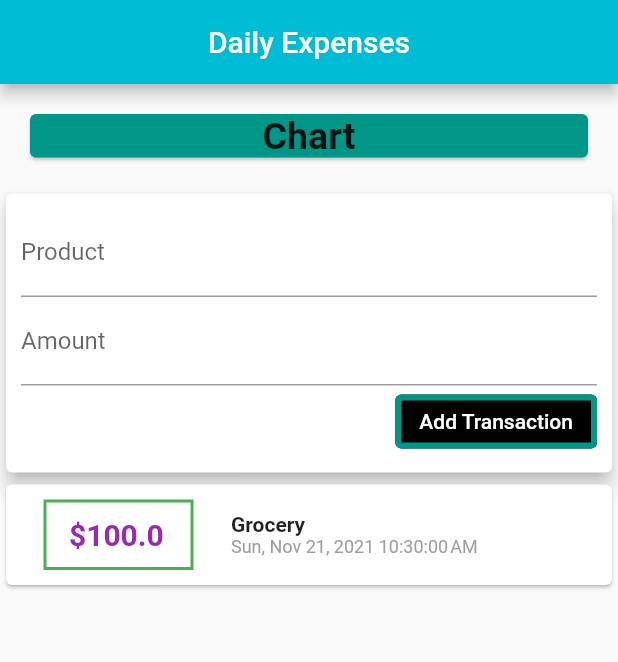
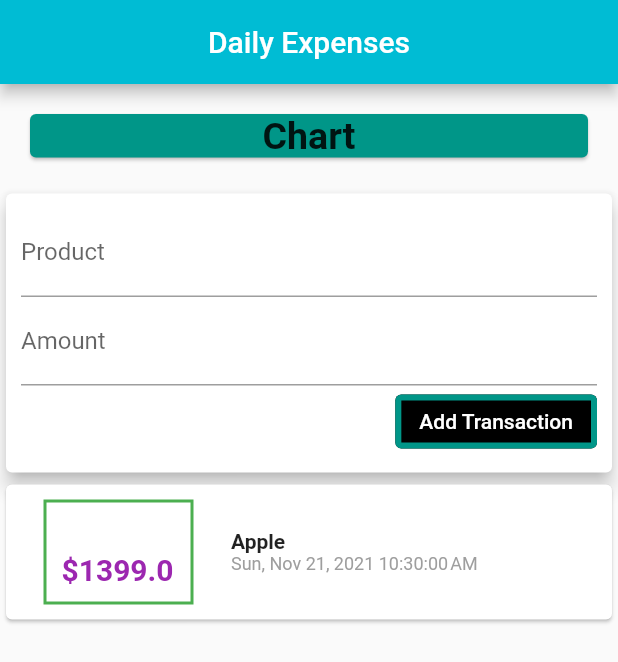
Before and after one commit to amitgainarup/daily_shop, a Flutter app: the screen it shows after launch, on a phone screen of 412 x 824 dp. Shown: the top 662 px of the screen. Run offline on Flutter 3.47's test engine with Material 2 defaults, Android fonts, the light colour scheme and no system bars.

Commit message:
Full_Add

```diff
--- a/lib/widgets/user_transaction.dart
+++ b/lib/widgets/user_transaction.dart
@@ -12,8 +12,8 @@ class _UserTrasactionState extends State<UserTrasaction> {
   final List<Transaction> _userTransactions = [
     Transaction(
       id: 't1',
-      title: 'Grocery',
-      amount: 100,
+      title: 'Apple',
+      amount: 1399,
       date: DateTime.now(),
     ),
   ];
```
